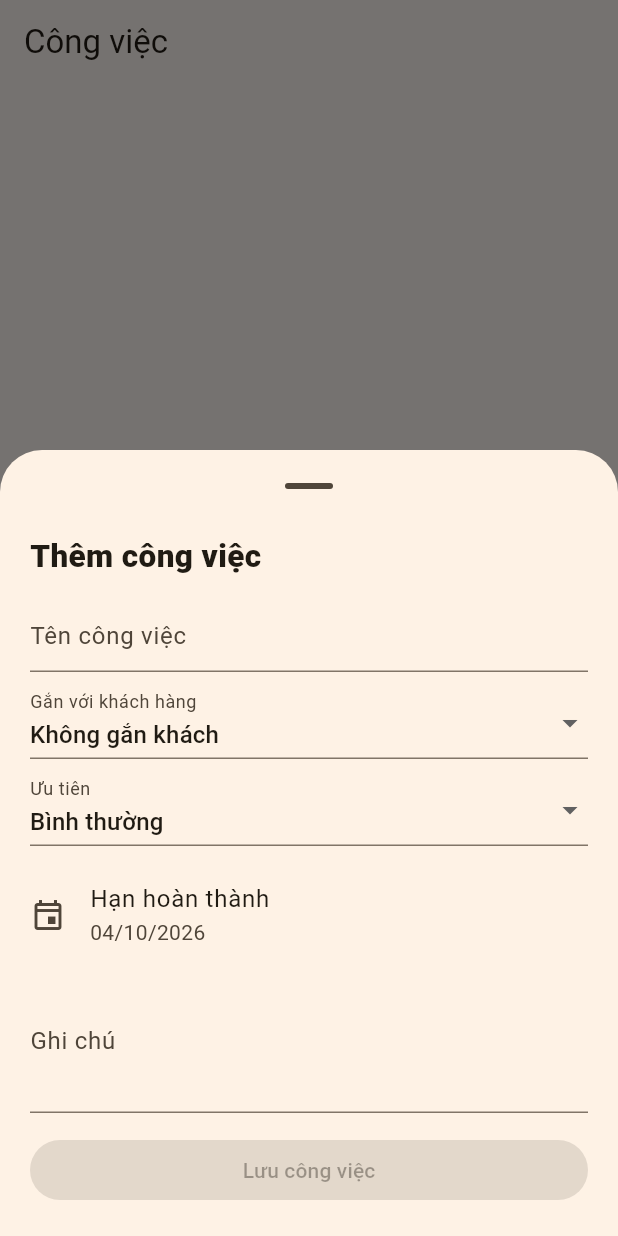
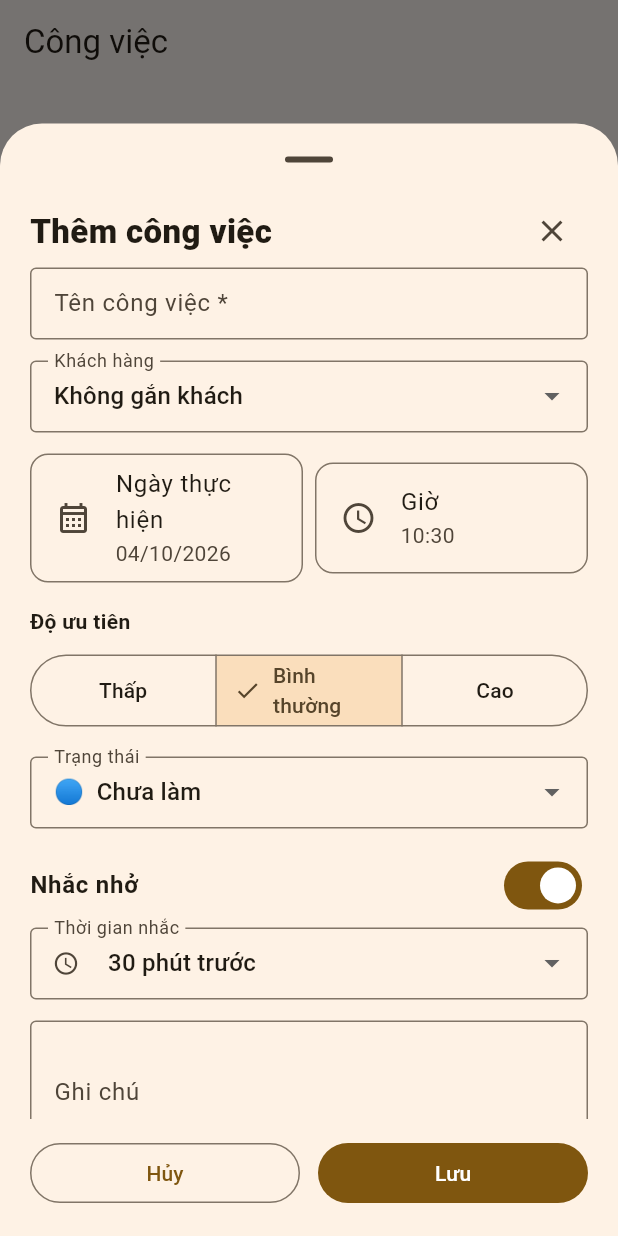
Before and after one commit to HoaGimmy/HelloWorld, a Flutter app: the screen it shows after launch, item 4 of the bottom bar chosen, after a tap on "Thêm việc", on a phone screen of 412 x 824 dp. Run offline on Flutter 3.47's test engine with Material 3 defaults, Android fonts, the phone set to English and light mode, and no system bars; our stand-ins replace file_picker, flutter_svg, google_sign_in, image_picker, share_plus, sqflite; missing offline and left inert: excel, extension_google_sign_in_as_googleapis_auth, googleapis; accounts and stored records are empty.

Commit message:
feat(tasks): add edit sheet and configurable reminders

```diff
--- a/lib/screens/tasks_screen.dart
+++ b/lib/screens/tasks_screen.dart
@@ -7,7 +7,8 @@ import '../services/ios_native_service.dart';
 
 class TasksScreen extends StatefulWidget {
   const TasksScreen({super.key});
-  @override State<TasksScreen> createState() => _TasksScreenState();
+  @override
+  State<TasksScreen> createState() => _TasksScreenState();
 }
 
 class _TasksScreenState extends State<TasksScreen> {
@@ -16,171 +17,129 @@ class _TasksScreenState extends State<TasksScreen> {
   bool loading = true;
 
   @override
-  void initState() {
-    super.initState();
-    _load();
-  }
+  void initState() { super.initState(); _load(); }
 
   Future<void> _load() async {
-    final results = await Future.wait([
-      DatabaseService.instance.getTasks(),
-      DatabaseService.instance.getCustomers(),
-    ]);
+    final r = await Future.wait([DatabaseService.instance.getTasks(), DatabaseService.instance.getCustomers()]);
     if (!mounted) return;
-    setState(() {
-      tasks = results[0] as List<Map<String, Object?>>;
-      customers = results[1] as List<Customer>;
-      loading = false;
-    });
+    setState(() { tasks = r[0] as List<Map<String, Object?>>; customers = r[1] as List<Customer>; loading = false; });
   }
 
   String customerName(Object? id) {
-    if (id == null) return '';
-    for (final c in customers) {
-      if (c.id == id) return c.name;
-    }
+    for (final c in customers) { if (c.id == id) return c.name; }
     return '';
   }
 
-  Future<void> _addTask() async {
-    final title = TextEditingController();
-    final note = TextEditingController();
-    String priority = 'Bình thường';
-    DateTime dueDate = DateTime.now().add(const Duration(days: 1));
-    int? customerId;
+  Future<void> _openTask([Map<String, Object?>? task]) async {
+    final editing = task != null;
+    final title = TextEditingController(text: task?['title'] as String? ?? '');
+    final note = TextEditingController(text: task?['note'] as String? ?? '');
+    int? customerId = task?['customer_id'] as int?;
+    String priority = task?['priority'] as String? ?? 'Bình thường';
+    bool completed = (task?['completed'] as int? ?? 0) == 1;
+    bool reminderEnabled = (task?['reminder_enabled'] as int? ?? 1) == 1;
+    int reminderMinutes = task?['reminder_minutes'] as int? ?? 30;
+    DateTime due = DateTime.tryParse(task?['due_date'] as String? ?? '') ?? DateTime.now().add(const Duration(days: 1));
 
     final saved = await showModalBottomSheet<bool>(
-      context: context,
-      isScrollControlled: true,
-      showDragHandle: true,
-      builder: (sheetContext) => StatefulBuilder(
-        builder: (context, setModalState) {
-          return Padding(
-            padding: EdgeInsets.fromLTRB(20, 8, 20, MediaQuery.of(context).viewInsets.bottom + 20),
-            child: SingleChildScrollView(
-              child: Column(
-                crossAxisAlignment: CrossAxisAlignment.stretch,
-                children: [
-                  const Text('Thêm công việc', style: TextStyle(fontSize: 21, fontWeight: FontWeight.w800)),
+      context: context, isScrollControlled: true, showDragHandle: true,
+      builder: (sheetContext) => StatefulBuilder(builder: (context, setSheet) {
+        Future<void> pickDate() async {
+          final d = await showDatePicker(context: context, initialDate: due, firstDate: DateTime(2024), lastDate: DateTime.now().add(const Duration(days: 3650)));
+          if (d != null) setSheet(() => due = DateTime(d.year, d.month, d.day, due.hour, due.minute));
+        }
+        Future<void> pickTime() async {
+          final t = await showTimePicker(context: context, initialTime: TimeOfDay.fromDateTime(due));
+          if (t != null) setSheet(() => due = DateTime(due.year, due.month, due.day, t.hour, t.minute));
+        }
+        return SafeArea(child: Padding(
+          padding: EdgeInsets.fromLTRB(20, 0, 20, 18 + MediaQuery.viewInsetsOf(context).bottom),
+          child: SizedBox(height: MediaQuery.sizeOf(context).height * .82, child: Column(children: [
+            Row(children: [
+              Expanded(child: Text(editing ? 'Chỉnh sửa công việc' : 'Thêm công việc', style: const TextStyle(fontSize: 22, fontWeight: FontWeight.w800))),
+              IconButton(onPressed: () => Navigator.pop(sheetContext, false), icon: const Icon(Icons.close)),
+            ]),
+            Expanded(child: SingleChildScrollView(child: Column(crossAxisAlignment: CrossAxisAlignment.stretch, children: [
+              TextField(controller: title, textCapitalization: TextCapitalization.sentences, decoration: const InputDecoration(labelText: 'Tên công việc *', border: OutlineInputBorder())),
               const SizedBox(height: 14),
-                  TextField(
-                    textCapitalization: TextCapitalization.sentences,controller: title, decoration: const InputDecoration(labelText: 'Tên công việc')),
-                  const SizedBox(height: 10),
-                  DropdownButtonFormField<int?>(
-                    initialValue: customerId,
-                    decoration: const InputDecoration(labelText: 'Gắn với khách hàng'),
-                    items: [
+              DropdownButtonFormField<int?>(initialValue: customerId, decoration: const InputDecoration(labelText: 'Khách hàng', border: OutlineInputBorder()), items: [
                 const DropdownMenuItem<int?>(value: null, child: Text('Không gắn khách')),
                 ...customers.map((c) => DropdownMenuItem<int?>(value: c.id, child: Text(c.name))),
+              ], onChanged: (v) => setSheet(() => customerId = v)),
+              const SizedBox(height: 14),
+              Row(children: [
+                Expanded(child: ListTile(shape: RoundedRectangleBorder(side: BorderSide(color: Theme.of(context).dividerColor), borderRadius: BorderRadius.circular(12)), leading: const Icon(Icons.calendar_month_outlined), title: const Text('Ngày thực hiện'), subtitle: Text(DateFormat('dd/MM/yyyy').format(due)), onTap: pickDate)),
+                const SizedBox(width: 8),
+                Expanded(child: ListTile(shape: RoundedRectangleBorder(side: BorderSide(color: Theme.of(context).dividerColor), borderRadius: BorderRadius.circular(12)), leading: const Icon(Icons.schedule), title: const Text('Giờ'), subtitle: Text(DateFormat('HH:mm').format(due)), onTap: pickTime)),
+              ]),
+              const SizedBox(height: 16),
+              const Text('Độ ưu tiên', style: TextStyle(fontWeight: FontWeight.w700)),
+              const SizedBox(height: 8),
+              SegmentedButton<String>(segments: const [
+                ButtonSegment(value: 'Thấp', label: Text('Thấp')),
+                ButtonSegment(value: 'Bình thường', label: Text('Bình thường')),
+                ButtonSegment(value: 'Cao', label: Text('Cao')),
+              ], selected: {priority == 'Khẩn cấp' ? 'Cao' : priority}, onSelectionChanged: (v) => setSheet(() => priority = v.first)),
+              const SizedBox(height: 16),
+              DropdownButtonFormField<bool>(initialValue: completed, decoration: const InputDecoration(labelText: 'Trạng thái', border: OutlineInputBorder()), items: const [
+                DropdownMenuItem(value: false, child: Text('🔵  Chưa làm')),
+                DropdownMenuItem(value: true, child: Text('🟢  Hoàn thành')),
+              ], onChanged: (v) => setSheet(() => completed = v ?? completed)),
+              const SizedBox(height: 10),
+              SwitchListTile(contentPadding: EdgeInsets.zero, title: const Text('Nhắc nhở', style: TextStyle(fontWeight: FontWeight.w700)), value: reminderEnabled, onChanged: (v) => setSheet(() => reminderEnabled = v)),
+              if (reminderEnabled) DropdownButtonFormField<int>(initialValue: reminderMinutes, decoration: const InputDecoration(labelText: 'Thời gian nhắc', prefixIcon: Icon(Icons.schedule), border: OutlineInputBorder()), items: const [
+                DropdownMenuItem(value: 15, child: Text('15 phút trước')),
+                DropdownMenuItem(value: 30, child: Text('30 phút trước')),
+                DropdownMenuItem(value: 60, child: Text('1 giờ trước')),
+                DropdownMenuItem(value: 1440, child: Text('1 ngày trước')),
+              ], onChanged: (v) => setSheet(() => reminderMinutes = v ?? reminderMinutes)),
+              const SizedBox(height: 14),
+              TextField(controller: note, maxLines: 3, textCapitalization: TextCapitalization.sentences, decoration: const InputDecoration(labelText: 'Ghi chú', hintText: 'Nhập ghi chú...', border: OutlineInputBorder())),
+              if (editing) ...[
+                const SizedBox(height: 10),
+                TextButton.icon(onPressed: () async { await DatabaseService.instance.deleteTask(task['id'] as int); if (sheetContext.mounted) Navigator.pop(sheetContext, true); }, icon: const Icon(Icons.delete_outline), label: const Text('Xóa công việc')),
               ],
-                    onChanged: (v) => setModalState(() => customerId = v),
-                  ),
-                  const SizedBox(height: 10),
-                  DropdownButtonFormField<String>(
-                    initialValue: priority,
-                    decoration: const InputDecoration(labelText: 'Ưu tiên'),
-                    items: const ['Thấp','Bình thường','Cao','Khẩn cấp'].map((x) => DropdownMenuItem(value: x, child: Text(x))).toList(),
-                    onChanged: (v) => setModalState(() => priority = v ?? priority),
-                  ),
-                  const SizedBox(height: 10),
-                  ListTile(
-                    contentPadding: EdgeInsets.zero,
-                    leading: const Icon(Icons.event_outlined),
-                    title: const Text('Hạn hoàn thành'),
-                    subtitle: Text(DateFormat('dd/MM/yyyy').format(dueDate)),
-                    onTap: () async {
-                      final picked = await showDatePicker(
-                        context: context,
-                        firstDate: DateTime.now(),
-                        lastDate: DateTime.now().add(const Duration(days: 3650)),
-                        initialDate: dueDate,
+            ]))),
+            const SizedBox(height: 12),
+            Row(children: [
+              Expanded(child: OutlinedButton(onPressed: () => Navigator.pop(sheetContext, false), child: const Text('Hủy'))),
+              const SizedBox(width: 12),
+              Expanded(child: FilledButton(onPressed: () async {
+                if (title.text.trim().isEmpty) { ScaffoldMessenger.of(context).showSnackBar(const SnackBar(content: Text('Vui lòng nhập tên công việc'))); return; }
+                if (editing) {
+                  await DatabaseService.instance.updateTask(id: task['id'] as int, customerId: customerId, title: title.text.trim(), dueDate: due.toIso8601String(), priority: priority, completed: completed, note: note.text.trim(), reminderEnabled: reminderEnabled, reminderMinutes: reminderMinutes);
+                } else {
+                  await DatabaseService.instance.addTask(customerId: customerId, title: title.text.trim(), dueDate: due.toIso8601String(), priority: priority, note: note.text.trim(), reminderEnabled: reminderEnabled, reminderMinutes: reminderMinutes);
+                }
+                if (sheetContext.mounted) Navigator.pop(sheetContext, true);
+              }, child: const Text('Lưu'))),
+            ]),
+          ])),
+        ));
+      }),
     );
-                      if (picked != null) setModalState(() => dueDate = picked);
-                    },
-                  ),
-                  TextField(
-                    textCapitalization: TextCapitalization.sentences,controller: note, maxLines: 3, decoration: const InputDecoration(labelText: 'Ghi chú')),
-                  const SizedBox(height: 14),
-                  FilledButton(
-                    onPressed: title.text.trim().isEmpty
-                        ? null
-                        : () async {
-                            await DatabaseService.instance.addTask(
-                              customerId: customerId,
-                              title: title.text.trim(),
-                              dueDate: dueDate.toIso8601String(),
-                              priority: priority,
-                              note: note.text.trim(),
-                            );
-                            if (sheetContext.mounted) Navigator.pop(sheetContext, true);
-                          },
-                    child: const Text('Lưu công việc'),
-                  ),
-                ],
-              ),
-            ),
-          );
-        },
-      ),
-    );
-
-    title.dispose();
-    note.dispose();
-    if (saved == true) {
-      await _load();
-      await IOSNativeService.instance.syncAll();
-    }
+    title.dispose(); note.dispose();
+    if (saved == true) { await _load(); await IOSNativeService.instance.syncAll(); }
   }
 
   @override
   Widget build(BuildContext context) => Scaffold(
     appBar: AppBar(title: const Text('Công việc')),
-        floatingActionButton: FloatingActionButton.extended(
-          onPressed: _addTask,
-          icon: const Icon(Icons.add_task),
-          label: const Text('Thêm việc'),
-        ),
-        body: loading
-            ? const Center(child: CircularProgressIndicator())
-            : RefreshIndicator(
+    floatingActionButton: FloatingActionButton.extended(onPressed: () => _openTask(), icon: const Icon(Icons.add_task), label: const Text('Thêm việc')),
+    body: loading ? const Center(child: CircularProgressIndicator()) : RefreshIndicator(
       onRefresh: _load,
-                child: tasks.isEmpty
-                    ? const Center(child: Text('Chưa có công việc.'))
-                    : ListView.separated(
-                        padding: const EdgeInsets.fromLTRB(16, 12, 16, 100),
-                        itemCount: tasks.length,
-                        separatorBuilder: (_, __) => const SizedBox(height: 8),
-                        itemBuilder: (_, index) {
-                          final task = tasks[index];
-                          final id = task['id'] as int;
-                          final completed = (task['completed'] as int? ?? 0) == 1;
-                          final due = DateTime.tryParse(task['due_date'] as String? ?? '') ?? DateTime.now();
-                          final overdue = !completed && due.isBefore(DateTime.now());
-                          final customer = customerName(task['customer_id']);
-                          return Card(
-                            elevation: 0,
-                            child: CheckboxListTile(
-                              value: completed,
-                              onChanged: (value) async {
-                                await DatabaseService.instance.setTaskCompleted(id, value ?? false);
-                                await _load();
-                                await IOSNativeService.instance.syncAll();
-                              },
-                              title: Text(
-                                task['title'] as String? ?? '',
-                                style: TextStyle(fontWeight: FontWeight.w700, decoration: completed ? TextDecoration.lineThrough : null),
-                              ),
-                              subtitle: Text(
-                                [
-                                  DateFormat('dd/MM/yyyy').format(due),
-                                  task['priority'] as String? ?? 'Bình thường',
-                                  if (customer.isNotEmpty) customer,
-                                  if (overdue) 'Quá hạn',
-                                ].join(' • '),
-                              ),
-                              controlAffinity: ListTileControlAffinity.leading,
-                            ),
-                          );
+      child: tasks.isEmpty ? const Center(child: Text('Chưa có công việc.')) : ListView.separated(
+        padding: const EdgeInsets.fromLTRB(16, 12, 16, 100), itemCount: tasks.length, separatorBuilder: (_, _) => const SizedBox(height: 8),
+        itemBuilder: (_, i) {
+          final task = tasks[i]; final id = task['id'] as int; final completed = (task['completed'] as int? ?? 0) == 1;
+          final due = DateTime.tryParse(task['due_date'] as String? ?? '') ?? DateTime.now(); final customer = customerName(task['customer_id']);
+          return Card(elevation: 0, child: ListTile(
+            onTap: () => _openTask(task),
+            leading: Checkbox(value: completed, onChanged: (v) async { await DatabaseService.instance.setTaskCompleted(id, v ?? false); await _load(); await IOSNativeService.instance.syncAll(); }),
+            title: Text(task['title'] as String? ?? '', style: TextStyle(fontWeight: FontWeight.w700, decoration: completed ? TextDecoration.lineThrough : null)),
+            subtitle: Text([DateFormat('dd/MM/yyyy • HH:mm').format(due), task['priority'] as String? ?? 'Bình thường', if (customer.isNotEmpty) customer].join(' • ')),
+            trailing: IconButton(icon: const Icon(Icons.more_vert), onPressed: () => _openTask(task)),
+          ));
         },
       ),
     ),
```
Lines whose indentation alone changed are shown as unchanged.
